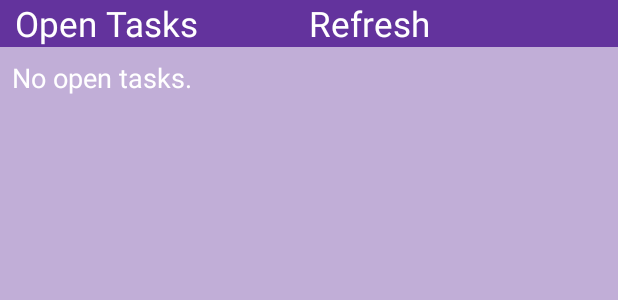
After one commit to wichmannpas/todoscheduler-android, an Android app: the layout task_widget.xml on its own in the app's theme, with its tools: preview values and no code run, on a phone screen of 412 x 824 dp. The commit adds this screen. Shown: the top 300 px of the screen. Run offline under Robolectric (Android 15) with nearby library versions, the phone set to English and light mode, and no system bars.

Commit message:
Add dummy widget

```diff
--- /dev/null
+++ b/app/src/main/res/layout/task_widget.xml
@@ -0,0 +1,54 @@
+<?xml version="1.0" encoding="utf-8"?>
+<LinearLayout xmlns:android="http://schemas.android.com/apk/res/android"
+    android:layout_width="match_parent"
+    android:layout_height="match_parent"
+    android:orientation="vertical"
+    android:gravity="top"
+    android:background="#6063329c"
+    android:padding="@dimen/widget_margin">
+
+    <LinearLayout
+        android:layout_width="match_parent"
+        android:layout_height="wrap_content"
+        android:orientation="horizontal">
+
+        <TextView
+            android:id="@+id/open_tasks_headline"
+            android:textSize="@dimen/widget_heading_size"
+            android:background="#fc63329c"
+            android:textColor="#ffffff"
+            android:layout_width="0dp"
+            android:layout_height="wrap_content"
+            android:layout_weight="1"
+            android:paddingEnd="10dp"
+            android:paddingStart="10dp"
+            android:text="@string/open_tasks" />
+
+        <TextView
+            android:id="@+id/refresh_button"
+            android:textSize="@dimen/widget_heading_size"
+            android:background="#fc63329c"
+            android:textColor="#ffffff"
+            android:layout_width="0dp"
+            android:layout_height="wrap_content"
+            android:layout_weight="1"
+            android:minHeight="0dp"
+            android:text="@string/refresh" />
+    </LinearLayout>
+
+    <TextView
+        android:id="@+id/empty_task_list"
+        android:padding="8dp"
+        android:textSize="@dimen/widget_text_size"
+        android:textColor="#ffffff"
+        android:layout_width="match_parent"
+        android:layout_height="0dp"
+        android:layout_weight="1"
+        android:text="@string/no_open_tasks" />
+
+    <ListView
+        android:id="@+id/task_list"
+        android:layout_width="match_parent"
+        android:layout_height="wrap_content" />
+
+</LinearLayout>
--- /dev/null
+++ b/app/src/main/res/values/dimens.xml
@@ -0,0 +1,12 @@
+<?xml version="1.0" encoding="utf-8"?>
+<resources>
+
+    <!--
+Refer to App Widget Documentation for margin information
+http://developer.android.com/guide/topics/appwidgets/index.html#CreatingLayout
+    -->
+    <dimen name="widget_margin">4dp</dimen>
+    <dimen name="widget_heading_size">23sp</dimen>
+    <dimen name="widget_text_size">18sp</dimen>
+
+</resources>
--- a/app/src/main/res/values/strings.xml
+++ b/app/src/main/res/values/strings.xml
@@ -1,4 +1,8 @@
 <resources>
     <string name="app_name">TodoScheduler</string>
     <string name="client_url">https://todoscheduler.org</string>
+    <string name="add_widget">Add widget</string>
+    <string name="refresh">Refresh</string>
+    <string name="open_tasks">Open Tasks</string>
+    <string name="no_open_tasks">No open tasks.</string>
 </resources>
```
Also changed, not shown: app/src/main/AndroidManifest.xml (+13 -0 lines), app/src/main/java/org/todoscheduler/todoscheduler/TaskWidgetProvider.java (added, +58 -0 lines), app/src/main/java/org/todoscheduler/todoscheduler/TaskWidgetService.java (added, +11 -0 lines), app/src/main/java/org/todoscheduler/todoscheduler/TaskWidgetViewsFactory.java (added, +66 -0 lines), app/src/main/res/layout/task_widget_list_item.xml (added, +18 -0 lines), app/src/main/res/values-v14/dimens.xml (added, +10 -0 lines), app/src/main/res/xml/task_widget_provider.xml (added, +10 -0 lines), app/src/main/res/drawable-nodpi/example_appwidget_preview.png (added).
